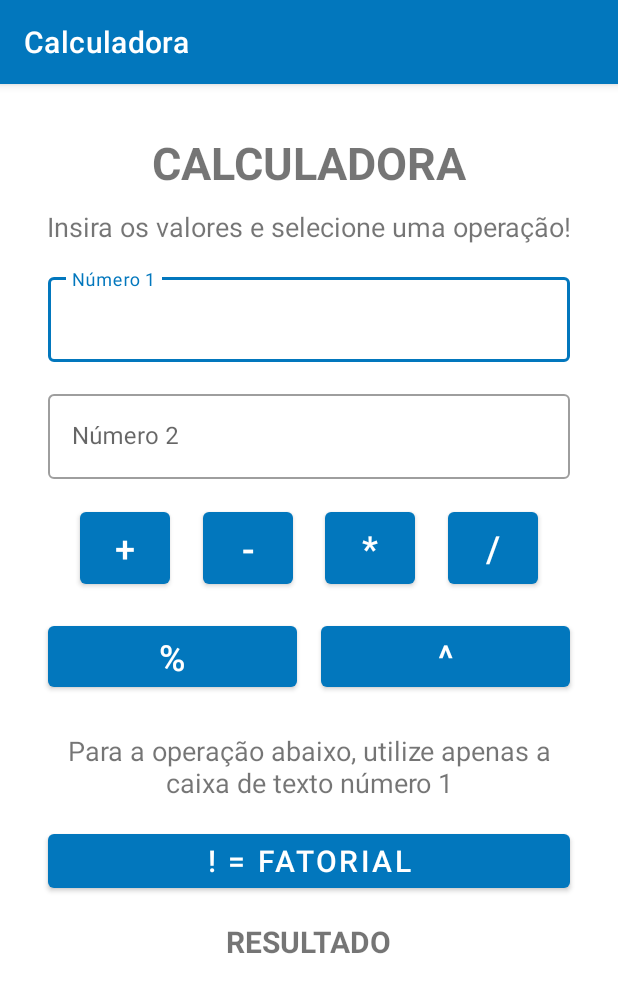
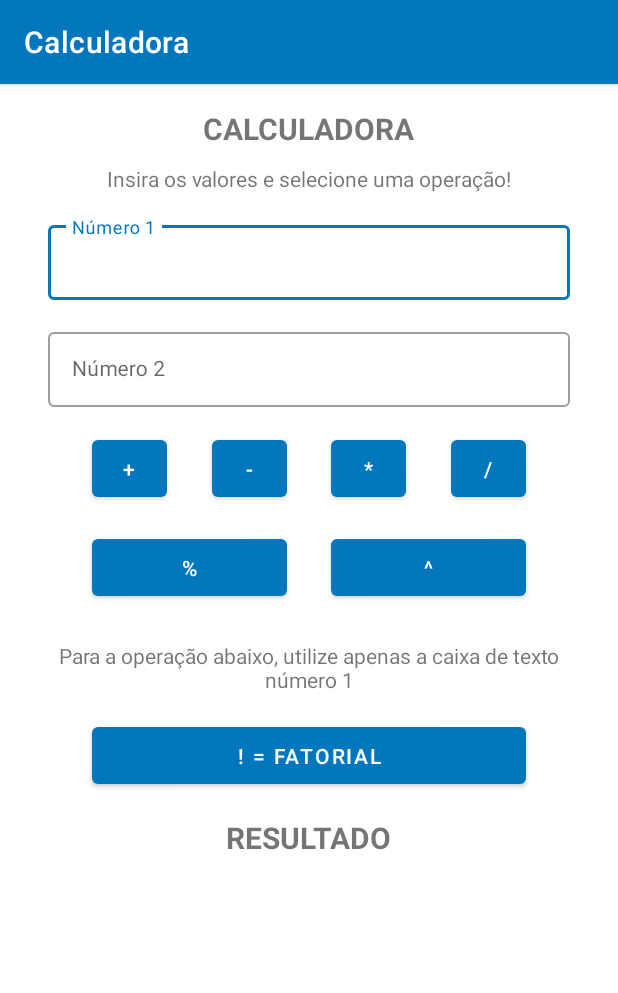
Before and after one commit to 0603Adriano/calculadora-basica, an Android app: the screen it shows after launch (MainActivity), on a phone screen of 412 x 824 dp. Shown: the top 993 px of the screen. Run offline under Robolectric (Android 15) with nearby library versions, the phone set to English and light mode, and no system bars.

Commit message:
Improved layout

```diff
--- a/app/src/main/java/com/adrianomartins/calculadora/MainActivity.kt
+++ b/app/src/main/java/com/adrianomartins/calculadora/MainActivity.kt
@@ -27,52 +27,59 @@ class MainActivity : AppCompatActivity() {
             val n1: Double = "${num1.text}".toDouble()
             val n2: Double = "${num2.text}".toDouble()
 
-            val resultado: Double = n1 + n2
-            exibirResultado(resultado.toString())
+            val soma = n1 + n2
+            val resultado = "$n1 + $n2 = $soma"
+            exibirResultado(resultado)
         }
 
         btnSub.setOnClickListener {
             val n1: Double = "${num1.text}".toDouble()
             val n2: Double = "${num2.text}".toDouble()
 
-            val resultado: Double = n1 - n2
-            exibirResultado(resultado.toString())
+            val sub = n1 - n2
+            val resultado = "$n1 - $n2 = $sub"
+            exibirResultado(resultado)
         }
 
         btnMult.setOnClickListener {
             val n1: Double = "${num1.text}".toDouble()
             val n2: Double = "${num2.text}".toDouble()
 
-            val resultado: Double = n1 * n2
-            exibirResultado(resultado.toString())
+            val mult = n1 * n2
+            val resultado = "$n1 * $n2 = $mult"
+            exibirResultado(resultado)
         }
 
         btnDiv.setOnClickListener {
             val n1: Double = "${num1.text}".toDouble()
             val n2: Double = "${num2.text}".toDouble()
 
-            val resultado: Double = n1 / n2
-            exibirResultado(resultado.toString())
+            val div = n1 / n2
+            val resultado = "$n1 / $n2 = $div"
+            exibirResultado(resultado)
         }
 
         btnPercent.setOnClickListener {
             val n1: Double = "${num1.text}".toDouble()
             val n2: Double = "${num2.text}".toDouble()
 
-            val resultado = (n1 / 100) * n2
-            exibirResultado(resultado.toString())
+            val percent = (n1 / 100) * n2
+            val resultado = "$n1 % de $n2 = $percent"
+            exibirResultado(resultado)
         }
 
         btnElev.setOnClickListener {
             val n1: Int = "${num1.text}".toInt()
             val n2: Int = "${num2.text}".toInt()
-            var resultado = 0
+            var operation = 0
             var elevado = n1
 
             for (i in 2..n2) {
-                resultado = elevado * n1
+                operation = elevado * n1
                 elevado *= n1
             }
+
+            val resultado = "$n1 ^ $n2 = $operation"
 
             exibirResultado(resultado.toString())
         }
@@ -83,9 +90,13 @@ class MainActivity : AppCompatActivity() {
 
             for (i in valor - 1 downTo 1) valor *= i
 
-            val resultado = "$n1! = $valor"
+            var downToNumber = ""
 
-            exibirResultado(resultado)
+            for (i in n1 downTo 2){
+                downToNumber += "$i."
+            }
+
+            ("$n1! = ${downToNumber}1 = $valor".apply { exibirResultado(this) })
         }
     }
 
--- a/app/src/main/res/layout/activity_main.xml
+++ b/app/src/main/res/layout/activity_main.xml
@@ -11,9 +11,9 @@
         android:id="@+id/textView"
         android:layout_width="wrap_content"
         android:layout_height="wrap_content"
-        android:layout_marginTop="32dp"
+        android:layout_marginTop="16dp"
         android:text="CALCULADORA"
-        android:textSize="30sp"
+        android:textSize="20sp"
         android:textStyle="bold"
         app:layout_constraintEnd_toEndOf="parent"
         app:layout_constraintStart_toStartOf="parent"
@@ -23,9 +23,13 @@
         android:id="@+id/textView2"
         android:layout_width="wrap_content"
         android:layout_height="wrap_content"
+        android:layout_marginStart="32dp"
+        android:layout_marginLeft="32dp"
         android:layout_marginTop="10dp"
+        android:layout_marginEnd="32dp"
+        android:layout_marginRight="32dp"
         android:text="Insira os valores e selecione uma operação!"
-        android:textSize="18sp"
+        android:textSize="14sp"
         app:layout_constraintEnd_toEndOf="parent"
         app:layout_constraintStart_toStartOf="parent"
         app:layout_constraintTop_toBottomOf="@+id/textView" />
@@ -46,9 +50,10 @@
         <com.google.android.material.textfield.TextInputEditText
             android:id="@+id/editTextNum1"
             android:layout_width="match_parent"
-            android:layout_height="wrap_content"
+            android:layout_height="50dp"
             android:ems="10"
-            android:inputType="numberDecimal" />
+            android:inputType="numberDecimal"
+            android:textSize="14sp" />
 
     </com.google.android.material.textfield.TextInputLayout>
 
@@ -68,20 +73,21 @@
         <com.google.android.material.textfield.TextInputEditText
             android:id="@+id/editTextNum2"
             android:layout_width="match_parent"
-            android:layout_height="match_parent"
+            android:layout_height="50dp"
             android:ems="10"
-            android:inputType="numberDecimal" />
+            android:inputType="numberDecimal"
+            android:textSize="14sp" />
 
     </com.google.android.material.textfield.TextInputLayout>
 
 
     <Button
         android:id="@+id/btnSoma"
-        android:layout_width="60dp"
-        android:layout_height="60dp"
+        android:layout_width="50dp"
+        android:layout_height="50dp"
         android:layout_marginTop="16dp"
         android:text="+"
-        android:textSize="24sp"
+        android:textSize="14sp"
         app:layout_constraintEnd_toStartOf="@+id/btnSub"
         app:layout_constraintHorizontal_bias="0.5"
         app:layout_constraintHorizontal_chainStyle="spread"
@@ -91,11 +97,11 @@
 
     <Button
         android:id="@+id/btnSub"
-        android:layout_width="60dp"
-        android:layout_height="60dp"
+        android:layout_width="50dp"
+        android:layout_height="50dp"
         android:layout_marginTop="16dp"
         android:text="-"
-        android:textSize="25sp"
+        android:textSize="14sp"
         app:layout_constraintEnd_toStartOf="@+id/btnMult"
         app:layout_constraintHorizontal_bias="0.5"
         app:layout_constraintStart_toEndOf="@+id/btnSoma"
@@ -103,11 +109,11 @@
 
     <Button
         android:id="@+id/btnMult"
-        android:layout_width="60dp"
-        android:layout_height="60dp"
+        android:layout_width="50dp"
+        android:layout_height="50dp"
         android:layout_marginTop="16dp"
         android:text="*"
-        android:textSize="24sp"
+        android:textSize="14sp"
         app:layout_constraintEnd_toStartOf="@+id/btnDiv"
         app:layout_constraintHorizontal_bias="0.5"
         app:layout_constraintStart_toEndOf="@+id/btnSub"
@@ -115,11 +121,11 @@
 
     <Button
         android:id="@+id/btnDiv"
-        android:layout_width="60dp"
-        android:layout_height="60dp"
+        android:layout_width="50dp"
+        android:layout_height="50dp"
         android:layout_marginTop="16dp"
         android:text="/"
-        android:textSize="24sp"
+        android:textSize="14sp"
         app:layout_constraintEnd_toEndOf="@+id/textInput2"
         app:layout_constraintHorizontal_bias="0.5"
         app:layout_constraintStart_toEndOf="@+id/btnMult"
@@ -136,7 +142,7 @@
         android:layout_marginRight="32dp"
         android:gravity="center_horizontal"
         android:text="Para a operação abaixo, utilize apenas a caixa de texto número 1"
-        android:textSize="18sp"
+        android:textSize="14sp"
         app:layout_constraintEnd_toEndOf="parent"
         app:layout_constraintHorizontal_bias="1.0"
         app:layout_constraintStart_toStartOf="parent"
@@ -158,61 +164,59 @@
 
     <TextView
         android:id="@+id/txtResultado"
-        android:layout_width="wrap_content"
-        android:layout_height="wrap_content"
-        android:textSize="20sp"
-        android:textStyle="bold"
-        app:layout_constraintEnd_toEndOf="parent"
-        app:layout_constraintStart_toStartOf="parent"
-        app:layout_constraintTop_toBottomOf="@+id/textView3" />
-
-    <Button
-        android:id="@+id/btnFatorar"
         android:layout_width="0dp"
-        android:layout_height="wrap_content"
+        android:layout_height="0dp"
         android:layout_marginStart="32dp"
         android:layout_marginLeft="32dp"
         android:layout_marginTop="16dp"
         android:layout_marginEnd="32dp"
         android:layout_marginRight="32dp"
+        android:layout_marginBottom="16dp"
+        android:gravity="center_horizontal"
+        android:textSize="14sp"
+        android:textStyle="bold"
+        app:layout_constraintBottom_toBottomOf="parent"
+        app:layout_constraintEnd_toEndOf="parent"
+        app:layout_constraintHorizontal_bias="0.0"
+        app:layout_constraintStart_toStartOf="parent"
+        app:layout_constraintTop_toBottomOf="@+id/textView3"
+        app:layout_constraintVertical_bias="0.0" />
+
+    <Button
+        android:id="@+id/btnFatorar"
+        android:layout_width="0dp"
+        android:layout_height="50dp"
+        android:layout_marginTop="16dp"
         android:text="! = Fatorial"
-        android:textSize="20sp"
-        app:layout_constraintEnd_toEndOf="parent"
+        android:textSize="14sp"
+        app:layout_constraintEnd_toEndOf="@+id/btnElevado"
         app:layout_constraintHorizontal_bias="0.5"
-        app:layout_constraintStart_toStartOf="parent"
+        app:layout_constraintStart_toStartOf="@+id/btnPorcentagem"
         app:layout_constraintTop_toBottomOf="@+id/textView4" />
 
     <Button
         android:id="@+id/btnPorcentagem"
         android:layout_width="0dp"
-        android:layout_height="wrap_content"
-        android:layout_marginStart="32dp"
-        android:layout_marginLeft="32dp"
+        android:layout_height="50dp"
         android:layout_marginTop="16dp"
-        android:layout_marginEnd="8dp"
-        android:layout_marginRight="8dp"
         android:text="%"
-        android:textSize="24sp"
-        app:layout_constraintEnd_toStartOf="@+id/btnElevado"
+        android:textSize="14sp"
+        app:layout_constraintEnd_toEndOf="@+id/btnSub"
         app:layout_constraintHorizontal_bias="0.5"
         app:layout_constraintHorizontal_chainStyle="packed"
-        app:layout_constraintStart_toStartOf="parent"
+        app:layout_constraintStart_toStartOf="@+id/btnSoma"
         app:layout_constraintTop_toBottomOf="@+id/btnSoma" />
 
     <Button
         android:id="@+id/btnElevado"
         android:layout_width="0dp"
-        android:layout_height="wrap_content"
-        android:layout_marginStart="8dp"
-        android:layout_marginLeft="8dp"
+        android:layout_height="50dp"
         android:layout_marginTop="16dp"
-        android:layout_marginEnd="32dp"
-        android:layout_marginRight="32dp"
         android:text="^"
-        android:textSize="24sp"
-        app:layout_constraintEnd_toEndOf="parent"
+        android:textSize="14sp"
+        app:layout_constraintEnd_toEndOf="@+id/btnDiv"
         app:layout_constraintHorizontal_bias="0.5"
-        app:layout_constraintStart_toEndOf="@+id/btnPorcentagem"
+        app:layout_constraintStart_toStartOf="@+id/btnMult"
         app:layout_constraintTop_toBottomOf="@+id/btnSoma" />
 
 </androidx.constraintlayout.widget.ConstraintLayout>
```
